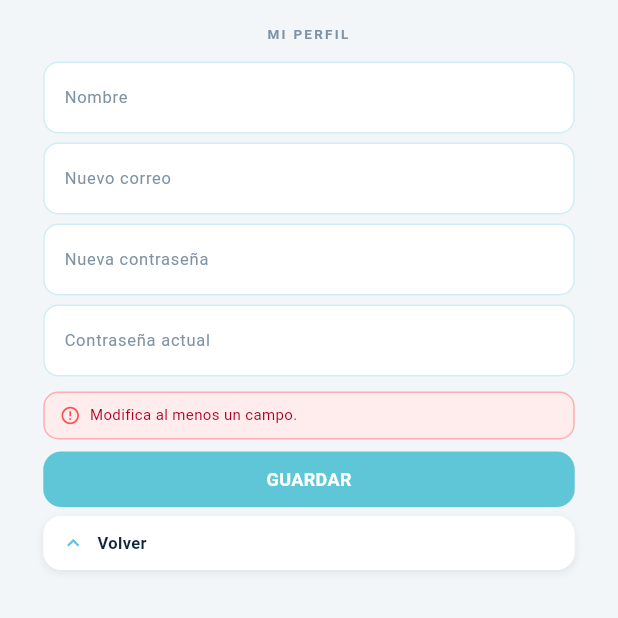
After one commit to cynthia21r0/OrganizadorTareasWear, a Flutter app: the WearEditProfileScreen screen opened directly, after a tap on "GUARDAR", on a phone screen of 412 x 824 dp, the top half of it. The commit adds this screen. Run offline on Flutter 3.47's test engine with Material 3 defaults, Android fonts, the phone set to English and light mode, and no system bars; our stand-ins replace dio, flutter_local_notifications, shared_preferences; accounts and stored records are empty; network calls fail.

Commit message:
add: Se implementa edición de perfil

```diff
--- /dev/null
+++ b/lib/screens/wear_edit_profile_screen.dart
@@ -0,0 +1,277 @@
+import 'package:flutter/material.dart';
+import '../services/auth_storage.dart';
+import '../services/wear_api_client.dart';
+import '../services/wear_auth_repository.dart';
+import '../theme/wear_colors.dart';
+import '../utils/screen_utils.dart';
+import '../widgets/wear_error_tile.dart';
+
+class WearEditProfileScreen extends StatefulWidget {
+  const WearEditProfileScreen({super.key});
+
+  @override
+  State<WearEditProfileScreen> createState() => _WearEditProfileScreenState();
+}
+
+class _WearEditProfileScreenState extends State<WearEditProfileScreen> {
+  final _nameCtrl = TextEditingController();
+  final _emailCtrl = TextEditingController();
+  final _newPassCtrl = TextEditingController();
+  final _currentPassCtrl = TextEditingController();
+
+  bool _saving = false;
+  bool _success = false;
+  String? _error;
+
+  @override
+  void initState() {
+    super.initState();
+    _prefill();
+  }
+
+  Future<void> _prefill() async {
+    final account = await AuthStorage.loadActive();
+    if (account == null) return;
+    _nameCtrl.text = account.userName;
+  }
+
+  Future<void> _save() async {
+    final name = _nameCtrl.text.trim();
+    final email = _emailCtrl.text.trim();
+    final newPass = _newPassCtrl.text;
+    final currentPass = _currentPassCtrl.text;
+
+    if (name.isEmpty && email.isEmpty && newPass.isEmpty) {
+      setState(() => _error = 'Modifica al menos un campo.');
+      return;
+    }
+    if (newPass.isNotEmpty && currentPass.isEmpty) {
+      setState(() => _error = 'Ingresa tu contraseña actual para cambiarla.');
+      return;
+    }
+
+    setState(() { _saving = true; _error = null; _success = false; });
+    try {
+      await WearAuthRepository().updateProfile(
+        name: name.isEmpty ? null : name,
+        email: email.isEmpty ? null : email,
+        password: newPass.isEmpty ? null : newPass,
+        currentPassword: currentPass.isEmpty ? null : currentPass,
+      );
+
+      // Actualizar nombre en el storage si cambió
+      if (name.isNotEmpty) {
+        final account = await AuthStorage.loadActive();
+        if (account != null) {
+          await AuthStorage.saveAccount(SavedAccount(
+            token: account.token,
+            userId: account.userId,
+            userName: name,
+            role: account.role,
+            profilePicture: account.profilePicture,
+          ));
+        }
+      }
+
+      _newPassCtrl.clear();
+      _currentPassCtrl.clear();
+      setState(() => _success = true);
+    } catch (e) {
+      setState(() => _error = friendlyError(e));
+    } finally {
+      if (mounted) setState(() => _saving = false);
+    }
+  }
+
+  @override
+  void dispose() {
+    _nameCtrl.dispose();
+    _emailCtrl.dispose();
+    _newPassCtrl.dispose();
+    _currentPassCtrl.dispose();
+    super.dispose();
+  }
+
+  @override
+  Widget build(BuildContext context) {
+    final hPad = safeHorizontalPadding(context);
+
+    return Scaffold(
+      backgroundColor: WearColors.background,
+      body: SafeArea(
+        child: SingleChildScrollView(
+          padding: EdgeInsets.fromLTRB(hPad, 16, hPad, 20),
+          child: Column(
+            crossAxisAlignment: CrossAxisAlignment.stretch,
+            children: [
+              const Text(
+                'MI PERFIL',
+                textAlign: TextAlign.center,
+                style: TextStyle(
+                  color: WearColors.textSecondary,
+                  fontSize: 9,
+                  fontWeight: FontWeight.bold,
+                  letterSpacing: 1.5,
+                ),
+              ),
+              const SizedBox(height: 12),
+
+              _WearField(controller: _nameCtrl, hint: 'Nombre'),
+              const SizedBox(height: 6),
+              _WearField(controller: _emailCtrl, hint: 'Nuevo correo'),
+              const SizedBox(height: 6),
+              _WearField(
+                  controller: _newPassCtrl,
+                  hint: 'Nueva contraseña',
+                  obscure: true),
+              const SizedBox(height: 6),
+              _WearField(
+                  controller: _currentPassCtrl,
+                  hint: 'Contraseña actual',
+                  obscure: true),
+
+              const SizedBox(height: 10),
+
+              if (_error != null) ...[
+                WearErrorTile(_error!),
+                const SizedBox(height: 8),
+              ],
+
+              if (_success) ...[
+                Container(
+                  padding: const EdgeInsets.symmetric(
+                      horizontal: 10, vertical: 8),
+                  decoration: BoxDecoration(
+                    color: const Color(0xFFE8F5E9),
+                    borderRadius: BorderRadius.circular(10),
+                    border: Border.all(
+                        color: Colors.green.withValues(alpha: 0.4)),
+                  ),
+                  child: const Row(
+                    children: [
+                      Icon(Icons.check_circle_outline,
+                          color: Colors.green, size: 14),
+                      SizedBox(width: 6),
+                      Text(
+                        'Perfil actualizado',
+                        style: TextStyle(
+                            fontSize: 10,
+                            color: Color(0xFF2E7D32)),
+                      ),
+                    ],
+                  ),
+                ),
+                const SizedBox(height: 8),
+              ],
+
+              // Guardar
+              GestureDetector(
+                onTap: _saving ? null : _save,
+                child: Container(
+                  padding: const EdgeInsets.symmetric(vertical: 10),
+                  decoration: BoxDecoration(
+                    color: WearColors.headerTeal,
+                    borderRadius: BorderRadius.circular(12),
+                  ),
+                  alignment: Alignment.center,
+                  child: _saving
+                      ? const SizedBox(
+                          width: 16,
+                          height: 16,
+                          child: CircularProgressIndicator(
+                              strokeWidth: 2, color: Colors.white),
+                        )
+                      : const Text(
+                          'GUARDAR',
+                          style: TextStyle(
+                              color: Colors.white,
+                              fontSize: 12,
+                              fontWeight: FontWeight.bold),
+                        ),
+                ),
+              ),
+              const SizedBox(height: 6),
+
+              // Volver
+              GestureDetector(
+                onTap: () => Navigator.of(context).pop(),
+                child: Container(
+                  padding: const EdgeInsets.symmetric(
+                      horizontal: 12, vertical: 10),
+                  decoration: BoxDecoration(
+                    color: WearColors.cardBackground,
+                    borderRadius: BorderRadius.circular(12),
+                    boxShadow: const [
+                      BoxShadow(
+                          color: WearColors.cardShadow,
+                          blurRadius: 4,
+                          offset: Offset(0, 2))
+                    ],
+                  ),
+                  child: const Row(
+                    children: [
+                      Icon(Icons.keyboard_arrow_up,
+                          color: WearColors.headerTeal, size: 16),
+                      SizedBox(width: 8),
+                      Text(
+                        'Volver',
+                        style: TextStyle(
+                            fontSize: 11,
+                            fontWeight: FontWeight.w600,
+                            color: WearColors.textNavy),
+                      ),
+                    ],
+                  ),
+                ),
+              ),
+            ],
+          ),
+        ),
+      ),
+    );
+  }
+}
+
+class _WearField extends StatelessWidget {
+  final TextEditingController controller;
+  final String hint;
+  final bool obscure;
+
+  const _WearField({
+    required this.controller,
+    required this.hint,
+    this.obscure = false,
+  });
+
+  @override
+  Widget build(BuildContext context) {
+    return TextField(
+      controller: controller,
+      obscureText: obscure,
+      style: const TextStyle(fontSize: 11, color: WearColors.textNavy),
+      decoration: InputDecoration(
+        hintText: hint,
+        hintStyle:
+            const TextStyle(fontSize: 11, color: WearColors.textSecondary),
+        filled: true,
+        fillColor: Colors.white,
+        contentPadding:
+            const EdgeInsets.symmetric(horizontal: 10, vertical: 8),
+        border: OutlineInputBorder(
+          borderRadius: BorderRadius.circular(10),
+          borderSide: BorderSide(
+              color: WearColors.headerTeal.withValues(alpha: 0.4)),
+        ),
+        enabledBorder: OutlineInputBorder(
+          borderRadius: BorderRadius.circular(10),
+          borderSide: BorderSide(
+              color: WearColors.headerTeal.withValues(alpha: 0.3)),
+        ),
+        focusedBorder: OutlineInputBorder(
+          borderRadius: BorderRadius.circular(10),
+          borderSide: const BorderSide(color: WearColors.headerTeal),
+        ),
+      ),
+    );
+  }
+}
--- a/lib/screens/wear_menu_screen.dart
+++ b/lib/screens/wear_menu_screen.dart
@@ -3,6 +3,7 @@ import '../theme/wear_colors.dart';
 import '../utils/screen_utils.dart';
 import 'wear_account_screen.dart';
 import 'wear_add_task_screen.dart';
+import 'wear_edit_profile_screen.dart';
 
 class WearMenuScreen extends StatelessWidget {
   const WearMenuScreen({super.key});
@@ -37,6 +38,14 @@ class WearMenuScreen extends StatelessWidget {
                 onTap: () => Navigator.of(context).push(
                   MaterialPageRoute(
                       builder: (_) => const WearAddTaskScreen()),
+                ),
+              ),
+              _MenuItem(
+                icon: Icons.person_outline,
+                label: 'Mi perfil',
+                onTap: () => Navigator.of(context).push(
+                  MaterialPageRoute(
+                      builder: (_) => const WearEditProfileScreen()),
                 ),
               ),
               _MenuItem(
--- a/lib/services/wear_auth_repository.dart
+++ b/lib/services/wear_auth_repository.dart
@@ -72,6 +72,22 @@ class WearAuthRepository {
     return login(email, password);
   }
 
+  Future<void> updateProfile({
+    String? name,
+    String? email,
+    String? password,
+    String? currentPassword,
+  }) async {
+    await _dio.patch('/users/me', data: {
+      if (name != null && name.isNotEmpty) 'name': name,
+      if (email != null && email.isNotEmpty) 'email': email,
+      if (password != null && password.isNotEmpty) ...{
+        'password': password,
+        'currentPassword': currentPassword ?? '',
+      },
+    });
+  }
+
   Future<List<WearFamilyMember>> getFamilyMembers() async {
     final response = await _dio.get('/users');
     final list = response.data as List<dynamic>;
```
